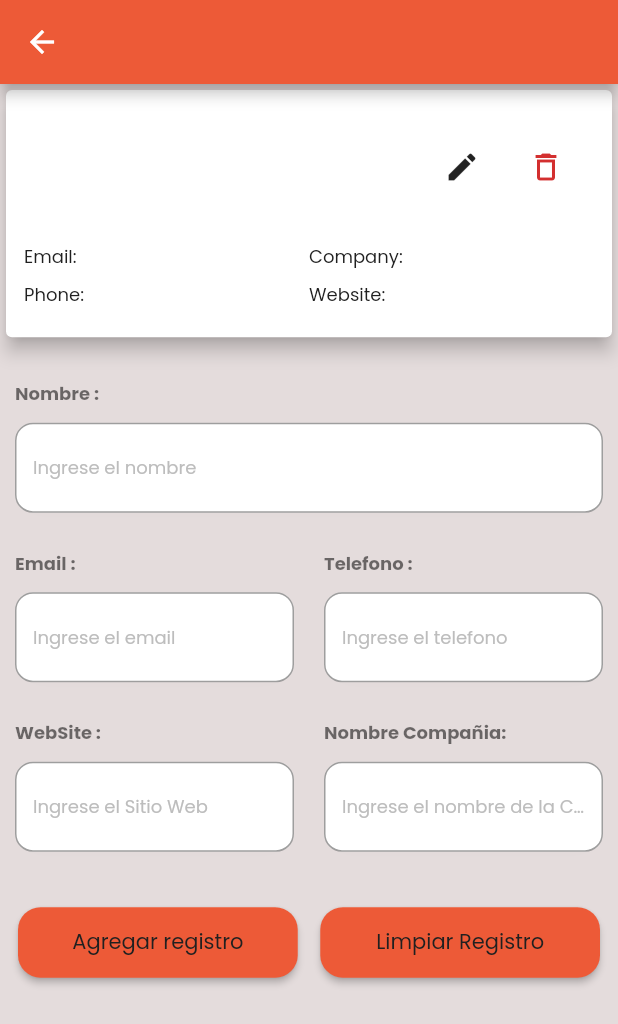
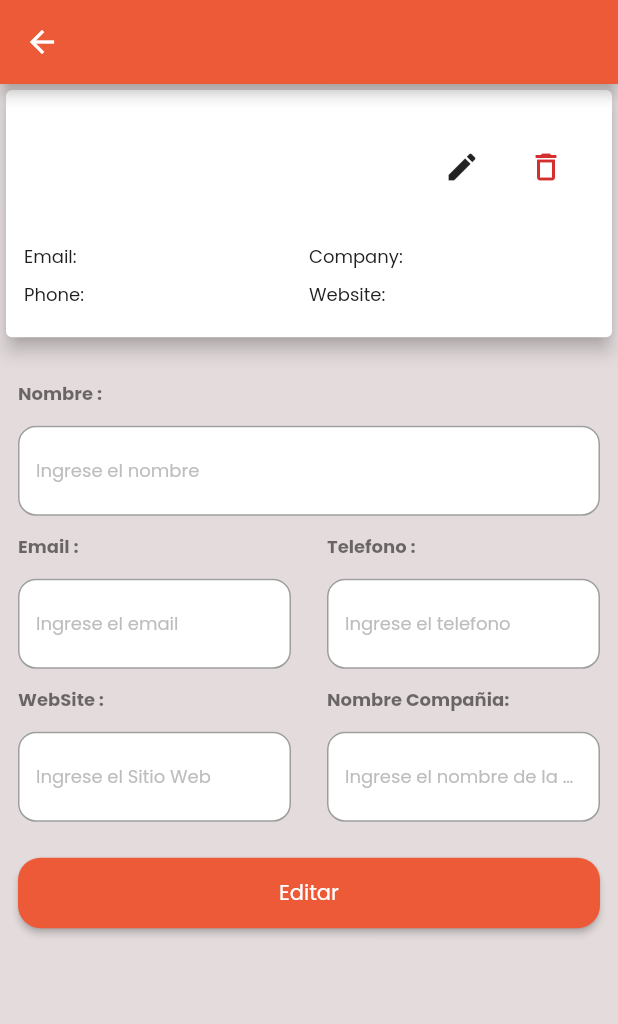
Before and after one commit to Jairo-Grande/BexFlutter, a Flutter app: the AddPage screen opened by its route, on a phone screen of 412 x 824 dp. Shown: the top 1024 px of the screen. Run offline on Flutter 3.47's test engine with Material 2 defaults, Android fonts, the phone set to English and light mode, and no system bars; our stand-ins replace flutter_bloc, flutter_spinkit, google_fonts, shared_preferences; accounts and stored records are empty; network calls fail.

Commit message:
Cache Storage

```diff
--- a/lib/src/features/crud/bloc/crud_event.dart
+++ b/lib/src/features/crud/bloc/crud_event.dart
@@ -7,7 +7,8 @@ abstract class CrudEvent {
 }
 
 class RequestRegisters extends CrudEvent {
-  const RequestRegisters();
+  final BuildContext context;
+  const RequestRegisters({required this.context});
 }
 
 class UpdateControllers extends CrudEvent {
--- a/lib/src/features/crud/bloc/crud_state.dart
+++ b/lib/src/features/crud/bloc/crud_state.dart
@@ -1,6 +1,8 @@
 part of 'crud_bloc.dart';
 
 class CrudState {
+  final bool loadingData;
+
   final bool isEditing;
 
   final List<UserData> userData;
@@ -13,17 +15,25 @@ class CrudState {
   final TextEditingController websiteController;
   final TextEditingController companyNameController;
 
-  CrudState(
-      {required this.isEditing,
+  final String buttonLabel;
+  final String auxiliarButtonLabel;
+
+  CrudState({
+    required this.loadingData,
+    required this.isEditing,
     required this.userData,
     required this.newUserData,
     required this.nameController,
     required this.emailController,
     required this.phoneController,
     required this.websiteController,
-      required this.companyNameController});
+    required this.companyNameController,
+    required this.buttonLabel,
+    required this.auxiliarButtonLabel,
+  });
 
-  CrudState copyWith({
+  CrudState copyWith(
+      {bool? loadingData,
       bool? isEditing,
       List<UserData>? userData,
       UserData? newUserData,
@@ -32,8 +42,10 @@ class CrudState {
       TextEditingController? phoneController,
       TextEditingController? websiteController,
       TextEditingController? companyNameController,
-  }) {
+      String? buttonLabel,
+      String? auxiliarButtonLabel}) {
     return CrudState(
+        loadingData: loadingData ?? this.loadingData,
         isEditing: isEditing ?? this.isEditing,
         userData: userData ?? this.userData,
         newUserData: newUserData ?? this.newUserData,
@@ -43,6 +55,7 @@ class CrudState {
         websiteController: websiteController ?? this.websiteController,
         companyNameController:
             companyNameController ?? this.companyNameController,
-    );
+        buttonLabel: buttonLabel ?? this.buttonLabel,
+        auxiliarButtonLabel: auxiliarButtonLabel ?? this.auxiliarButtonLabel);
   }
 }
--- a/lib/src/features/crud/view/pages/add_page.dart
+++ b/lib/src/features/crud/view/pages/add_page.dart
@@ -33,7 +33,6 @@ class _AddPageState extends State<AddPage> {
     companyFocus = FocusNode();
     phoneFocus = FocusNode();
     webSiteFocus = FocusNode();
-
     super.initState();
   }
 
@@ -56,7 +55,10 @@ class _AddPageState extends State<AddPage> {
         builder: (context, state) {
           return Column(
             children: [
-              CustomUserCard(
+              Hero(
+                tag: state.nameController.text,
+                child: CustomUserCard(
+                  onAddPage: true,
                   userData: UserData(
                       id: 0,
                       name: state.nameController.text,
@@ -74,6 +76,7 @@ class _AddPageState extends State<AddPage> {
                           bs: "bs",
                           catchPhrase: "catchPhrase",
                           name: state.companyNameController.text)),
+                ),
               ),
               const SizedBox(
                 height: Const.space25,
@@ -153,26 +156,15 @@ class _AddPageState extends State<AddPage> {
                                     : crudBloc.add(AddRegisterToList());
 
                                 setState(() => isLoading = true);
-                                  Future.delayed(const Duration(seconds: 2),
-                                      () {
+                                Future.delayed(const Duration(seconds: 2), () {
                                   setState(() => isLoading = false);
                                   Navigator.pop(context);
                                 });
                               },
                               isLoading: isLoading,
-                                labelLoading: "Agregando",
-                                label: "Agregar registro",
-                              ),
-                            ),
-                            const SizedBox(
-                              width: Const.space15,
-                            ),
-                            Expanded(
-                              child: CustomElevatedButton(
-                                onTap: () {},
-                                label: "Limpiar Registro",
-                              ),
-                            )
+                              labelLoading: state.auxiliarButtonLabel,
+                              label: state.buttonLabel,
+                            )),
                           ],
                         ),
                       )
--- a/lib/src/features/crud/view/widgets/custom_input.dart
+++ b/lib/src/features/crud/view/widgets/custom_input.dart
@@ -37,15 +37,14 @@ class _CustomInputState extends State<CustomInput> {
       crossAxisAlignment: CrossAxisAlignment.start,
       children: [
         Padding(
-          padding: const EdgeInsets.only(left: 10),
+          padding: const EdgeInsets.only(left: Const.space12),
           child: Text(
             widget.label,
             style: TextStyle(fontWeight: FontWeight.bold, color: textColor),
           ),
         ),
         Container(
-          margin:
-              const EdgeInsets.only(left: 10, right: 10, top: 10, bottom: 25),
+          margin: const EdgeInsets.all(Const.space12),
           child: Row(
             children: [
               Expanded(
@@ -97,22 +96,6 @@ class _CustomInputState extends State<CustomInput> {
   void requestFocus(BuildContext context, FocusNode focusNode) {
     FocusScope.of(context).requestFocus(focusNode);
   }
-
-  showDataPicker() {
-    return showDatePicker(
-            locale: const Locale('es', "ES"),
-            context: context,
-            initialDate: DateTime(2000),
-            firstDate: DateTime(1920),
-            lastDate: DateTime.now())
-        .then((value) {
-      if (value != null) {
-        widget.textController.text =
-            "${value.day} / ${value.month} / ${value.year}";
-      }
-      return;
-    });
-  }
 }
 
 class NotificationAction extends Notification {}
--- a/lib/src/features/crud/view/widgets/custom_user_card.dart
+++ b/lib/src/features/crud/view/widgets/custom_user_card.dart
@@ -9,7 +9,8 @@ import 'package:flutter_bloc/flutter_bloc.dart';
 
 class CustomUserCard extends StatelessWidget {
   final UserData userData;
-  const CustomUserCard({super.key, required this.userData});
+  final bool? onAddPage;
+  const CustomUserCard({super.key, required this.userData, this.onAddPage});
 
   @override
   Widget build(BuildContext context) {
@@ -36,9 +37,11 @@ class CustomUserCard extends StatelessWidget {
                       children: [
                         IconButton(
                           onPressed: (() {
-                            crudBloc
-                                .add(EditRegisterFromList(userData: userData));
-                            Navigator.pushNamed(context, "add");
+                            if (onAddPage == null) {
+                              crudBloc.add(
+                                  EditRegisterFromList(userData: userData));
+                              Navigator.pushNamed(context, "add");
+                            }
                           }),
                           icon: const Icon(Icons.edit),
                         ),
@@ -46,8 +49,10 @@ class CustomUserCard extends StatelessWidget {
                           padding: const EdgeInsets.all(8.0),
                           child: IconButton(
                             onPressed: (() {
-                              crudBloc.add(
-                                  DeleteRegisterFromList(userData: userData));
+                              if (onAddPage == null) {
+                                crudBloc.add(
+                                    DeleteRegisterFromList(userData: userData));
+                              }
                             }),
                             icon: const Icon(
                               Icons.delete_outline,
--- a/lib/src/shared/helpers/alerts/error_alert_dialog.dart
+++ b/lib/src/shared/helpers/alerts/error_alert_dialog.dart
@@ -29,7 +29,7 @@ errorAlertDialog(
                           color: theme.errorColor, size: 50),
                       const Text(
                         textAlign: TextAlign.center,
-                        "Oh no!\n something went wrong.",
+                        "Oh no!\n Algo salió mal.",
                         style: TextStyle(fontWeight: FontWeight.bold),
                       ),
                       Text(
@@ -53,7 +53,7 @@ errorAlertDialog(
                             ),
                             child: Center(
                               child: Text(
-                                "Try again",
+                                buttonText,
                                 style: TextStyle(
                                   color: theme.errorColor,
                                   fontSize: 14,
```
Also changed, not shown: lib/main.dart (+11 -3 lines), lib/src/core/themes/custom_theme.dart (+8 -2 lines), lib/src/features/crud/bloc/crud_bloc.dart (+61 -14 lines), lib/src/features/crud/view/pages/crud_page.dart (+30 -7 lines), lib/src/shared/widgets/data_without_network.dart (added, +22 -0 lines), pubspec.yaml (+11 -2 lines), assets/app-icon.png (added), pubspec.lock, 30 other files. Lines whose indentation alone changed are shown as unchanged.
